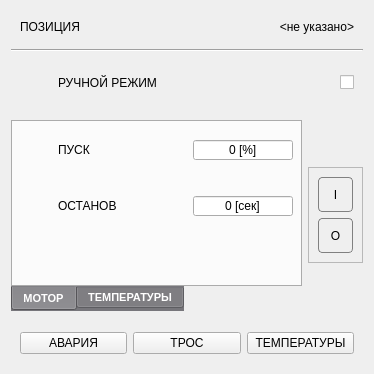
This is ui/DRUM.ui in vlinnik/ETALON-250716 as Qt 5 draws it before an edit. The edited form follows.
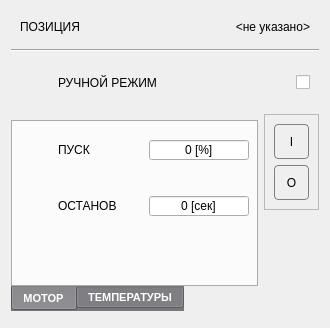
This is the edited form. Icons and pictures are not drawn.

```diff
--- a/ui/DRUM.ui
+++ b/ui/DRUM.ui
@@ -6,8 +6,8 @@
    <rect>
     <x>0</x>
     <y>0</y>
-    <width>374</width>
-    <height>365</height>
+    <width>330</width>
+    <height>322</height>
    </rect>
   </property>
   <property name="windowTitle">
@@ -127,6 +127,57 @@
    <string>SIEVER</string>
   </property>
   <layout class="QGridLayout" name="gridLayout">
+   <item row="2" column="0" colspan="2">
+    <widget class="QWidget" name="row_4" native="true">
+     <layout class="QHBoxLayout" name="horizontalLayout_4">
+      <item>
+       <widget class="QLabel" name="icon_sp_4">
+        <property name="minimumSize">
+         <size>
+          <width>32</width>
+          <height>32</height>
+         </size>
+        </property>
+        <property name="maximumSize">
+         <size>
+          <width>32</width>
+          <height>32</height>
+         </size>
+        </property>
+        <property name="text">
+         <string/>
+        </property>
+        <property name="pixmap">
+         <pixmap resource="../resources.qrc">:/hand.png</pixmap>
+        </property>
+        <property name="scaledContents">
+         <bool>true</bool>
+        </property>
+       </widget>
+      </item>
+      <item>
+       <widget class="QLabel" name="hint_fq_3">
+        <property name="text">
+         <string>РУЧНОЙ РЕЖИМ</string>
+        </property>
+        <property name="style" stdset="0">
+         <string>hint</string>
+        </property>
+       </widget>
+      </item>
+      <item>
+       <widget class="QCheckBox" name="checkBox">
+        <property name="layoutDirection">
+         <enum>Qt::RightToLeft</enum>
+        </property>
+        <property name="text">
+         <string/>
+        </property>
+       </widget>
+      </item>
+     </layout>
+    </widget>
+   </item>
    <item row="0" column="0" colspan="2">
     <widget class="QWidget" name="row_1" native="true">
      <layout class="QHBoxLayout" name="horizontalLayout">
@@ -169,6 +220,71 @@
      </property>
     </widget>
    </item>
+   <item row="3" column="1" rowspan="3" alignment="Qt::AlignTop">
+    <widget class="QFrame" name="console">
+     <property name="minimumSize">
+      <size>
+       <width>55</width>
+       <height>96</height>
+      </size>
+     </property>
+     <property name="maximumSize">
+      <size>
+       <width>55</width>
+       <height>16777215</height>
+      </size>
+     </property>
+     <property name="frameShape">
+      <enum>QFrame::StyledPanel</enum>
+     </property>
+     <layout class="QVBoxLayout" name="verticalLayout_15">
+      <item>
+       <widget class="QPushButton" name="on">
+        <property name="sizePolicy">
+         <sizepolicy hsizetype="Minimum" vsizetype="Preferred">
+          <horstretch>0</horstretch>
+          <verstretch>0</verstretch>
+         </sizepolicy>
+        </property>
+        <property name="cursor">
+         <cursorShape>PointingHandCursor</cursorShape>
+        </property>
+        <property name="text">
+         <string>I</string>
+        </property>
+        <property name="flat">
+         <bool>true</bool>
+        </property>
+        <property name="style" stdset="0">
+         <string>danger</string>
+        </property>
+       </widget>
+      </item>
+      <item>
+       <widget class="QPushButton" name="off">
+        <property name="sizePolicy">
+         <sizepolicy hsizetype="Minimum" vsizetype="Preferred">
+          <horstretch>0</horstretch>
+          <verstretch>0</verstretch>
+         </sizepolicy>
+        </property>
+        <property name="cursor">
+         <cursorShape>PointingHandCursor</cursorShape>
+        </property>
+        <property name="text">
+         <string>O</string>
+        </property>
+        <property name="flat">
+         <bool>true</bool>
+        </property>
+        <property name="style" stdset="0">
+         <string>warning</string>
+        </property>
+       </widget>
+      </item>
+     </layout>
+    </widget>
+   </item>
    <item row="4" column="0">
     <widget class="QTabWidget" name="tabGroups">
      <property name="tabPosition">
@@ -692,158 +808,6 @@
      </widget>
     </widget>
    </item>
-   <item row="3" column="1" rowspan="3" alignment="Qt::AlignVCenter">
-    <widget class="QFrame" name="console">
-     <property name="minimumSize">
-      <size>
-       <width>55</width>
-       <height>96</height>
-      </size>
-     </property>
-     <property name="maximumSize">
-      <size>
-       <width>55</width>
-       <height>16777215</height>
-      </size>
-     </property>
-     <property name="frameShape">
-      <enum>QFrame::StyledPanel</enum>
-     </property>
-     <layout class="QVBoxLayout" name="verticalLayout_15">
-      <item>
-       <widget class="QPushButton" name="on">
-        <property name="sizePolicy">
-         <sizepolicy hsizetype="Minimum" vsizetype="Preferred">
-          <horstretch>0</horstretch>
-          <verstretch>0</verstretch>
-         </sizepolicy>
-        </property>
-        <property name="cursor">
-         <cursorShape>PointingHandCursor</cursorShape>
-        </property>
-        <property name="text">
-         <string>I</string>
-        </property>
-        <property name="flat">
-         <bool>true</bool>
-        </property>
-        <property name="style" stdset="0">
-         <string>danger</string>
-        </property>
-       </widget>
-      </item>
-      <item>
-       <widget class="QPushButton" name="off">
-        <property name="sizePolicy">
-         <sizepolicy hsizetype="Minimum" vsizetype="Preferred">
-          <horstretch>0</horstretch>
-          <verstretch>0</verstretch>
-         </sizepolicy>
-        </property>
-        <property name="cursor">
-         <cursorShape>PointingHandCursor</cursorShape>
-        </property>
-        <property name="text">
-         <string>O</string>
-        </property>
-        <property name="flat">
-         <bool>true</bool>
-        </property>
-        <property name="style" stdset="0">
-         <string>warning</string>
-        </property>
-       </widget>
-      </item>
-     </layout>
-    </widget>
-   </item>
-   <item row="2" column="0" colspan="2">
-    <widget class="QWidget" name="row_4" native="true">
-     <layout class="QHBoxLayout" name="horizontalLayout_4">
-      <item>
-       <widget class="QLabel" name="icon_sp_4">
-        <property name="minimumSize">
-         <size>
-          <width>32</width>
-          <height>32</height>
-         </size>
-        </property>
-        <property name="maximumSize">
-         <size>
-          <width>32</width>
-          <height>32</height>
-         </size>
-        </property>
-        <property name="text">
-         <string/>
-        </property>
-        <property name="pixmap">
-         <pixmap resource="../resources.qrc">:/hand.png</pixmap>
-        </property>
-        <property name="scaledContents">
-         <bool>true</bool>
-        </property>
-       </widget>
-      </item>
-      <item>
-       <widget class="QLabel" name="hint_fq_3">
-        <property name="text">
-         <string>РУЧНОЙ РЕЖИМ</string>
-        </property>
-        <property name="style" stdset="0">
-         <string>hint</string>
-        </property>
-       </widget>
-      </item>
-      <item>
-       <widget class="QCheckBox" name="checkBox">
-        <property name="layoutDirection">
-         <enum>Qt::RightToLeft</enum>
-        </property>
-        <property name="text">
-         <string/>
-        </property>
-       </widget>
-      </item>
-     </layout>
-    </widget>
-   </item>
-   <item row="6" column="0" colspan="2">
-    <widget class="QWidget" name="row_6" native="true">
-     <layout class="QHBoxLayout" name="horizontalLayout_6">
-      <item>
-       <widget class="QPushButton" name="test_fault">
-        <property name="text">
-         <string>АВАРИЯ</string>
-        </property>
-        <property name="rsn" stdset="0">
-         <number>0</number>
-        </property>
-       </widget>
-      </item>
-      <item>
-       <widget class="QPushButton" name="test_lock">
-        <property name="text">
-         <string>ТРОС</string>
-        </property>
-        <property name="rsn" stdset="0">
-         <number>0</number>
-        </property>
-       </widget>
-      </item>
-      <item>
-       <widget class="QPushButton" name="test_t">
-        <property name="text">
-         <string>ТЕМПЕРАТУРЫ</string>
-        </property>
-        <property name="rsn" stdset="0">
-         <number>0</number>
-        </property>
-       </widget>
-      </item>
-     </layout>
-    </widget>
-   </item>
   </layout>
  </widget>
  <resources>
```
